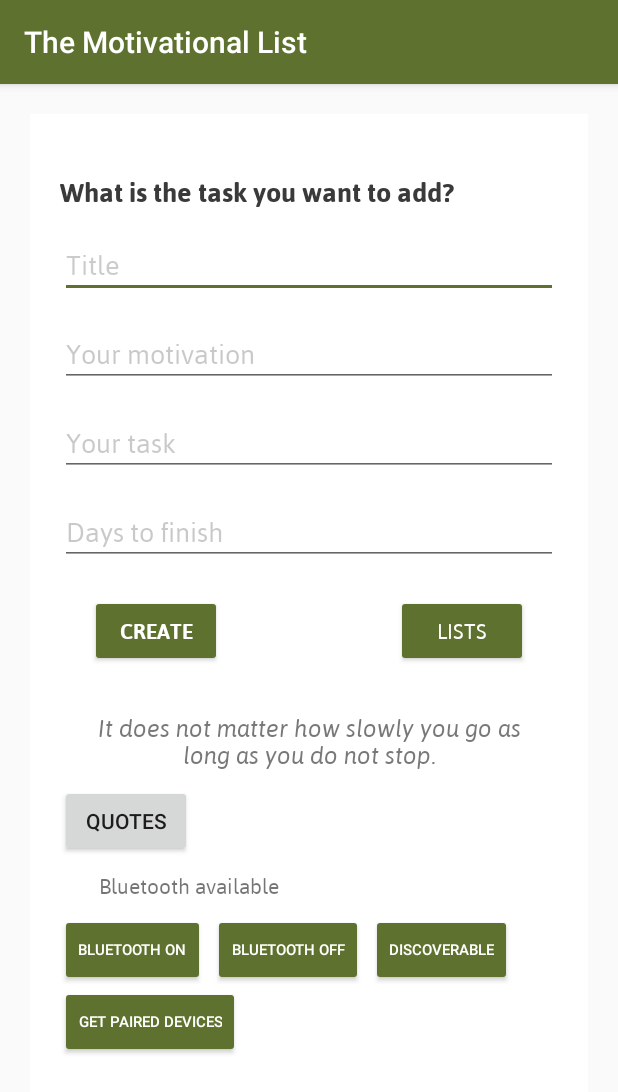
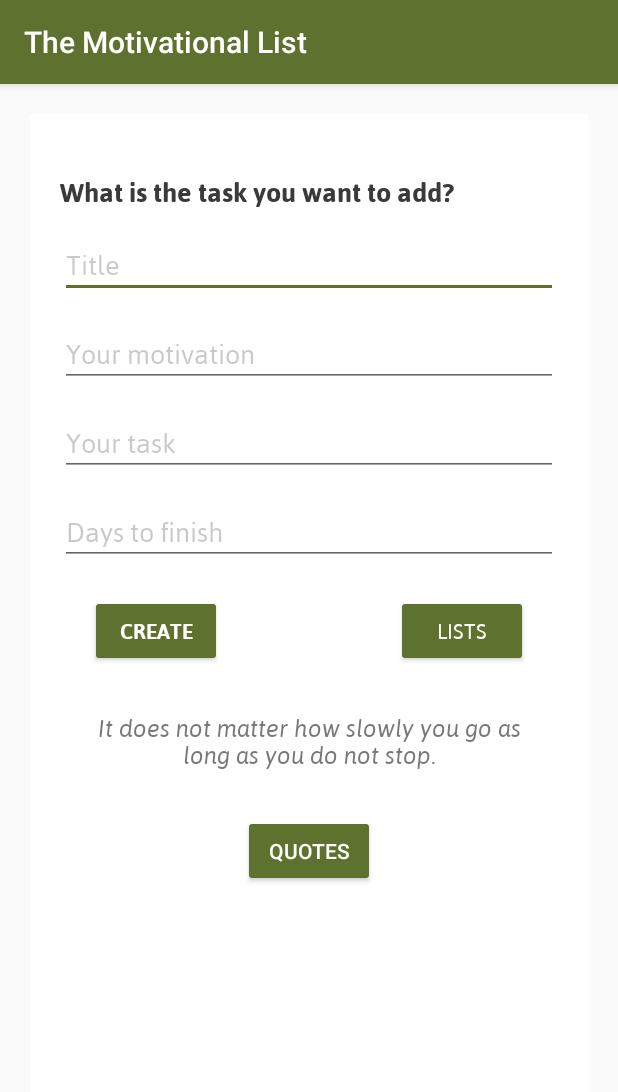
Before and after one commit to Mertyachting/BDD_Android_App, an Android app: the screen it shows after launch (MainActivity), on a phone screen of 412 x 824 dp. Shown: the top 1092 px of the screen. Run offline under Robolectric (Android 15) with nearby library versions, the phone set to English and light mode, and no system bars; libraries missing offline, so code that uses them is left out: app.akexorcist.bluetotohspp; 4 statements that could not run were skipped.

Commit message:
Layout :)

```diff
--- a/app/src/main/res/layout/activity_main.xml
+++ b/app/src/main/res/layout/activity_main.xml
@@ -107,12 +107,6 @@
     </LinearLayout>
 
     <LinearLayout
-        android:layout_width="wrap_content"
-        android:layout_height="wrap_content">
-
-    </LinearLayout>
-
-    <LinearLayout
         android:layout_width="match_parent"
         android:layout_height="wrap_content"
         android:orientation="horizontal">
@@ -138,104 +132,29 @@
         </RelativeLayout>
     </LinearLayout>
 
-    <Button
-        android:id="@+id/button_request"
-        android:layout_width="wrap_content"
-        android:layout_height="wrap_content"
-        android:layout_marginEnd="9dp"
-        android:text="Quotes" />
-
     <LinearLayout
         android:layout_width="match_parent"
         android:layout_height="wrap_content"
         android:orientation="horizontal">
 
         <RelativeLayout
-            android:layout_width="wrap_content"
-            android:layout_height="wrap_content"
-            android:padding="10dp">
+            android:layout_width="fill_parent"
+            android:layout_height="fill_parent">
 
-            <!--Display whether bluetooth is available or not-->
-            <TextView
-                android:id="@+id/statusBluetoothTv"
+            <Button
+                android:id="@+id/button_request"
+                style="@style/Base.Widget.AppCompat.Button.Colored"
                 android:layout_width="wrap_content"
                 android:layout_height="wrap_content"
-                android:layout_marginStart="16dp"
-                android:fontFamily="@font/asap"
-                android:text="@string/bluetooth" />
-
-            <!--Bluetooth icon (on/off)-->
-            <ImageView
-                android:id="@+id/bluetoothIv"
-                android:layout_width="10dp"
-                android:layout_height="10dp"
-                android:tint="#81000000" />
-
+                android:layout_centerInParent="true"
+                android:layout_marginStart="20dp"
+                android:layout_marginTop="20dp"
+                android:layout_marginEnd="20dp"
+                android:layout_marginBottom="20dp"
+                android:text="Quotes"
+                android:textAlignment="center" />
         </RelativeLayout>
-    </LinearLayout>
-
-    <LinearLayout
-        android:layout_width="match_parent"
-        android:layout_height="wrap_content"
-        android:orientation="horizontal">
-
-        <!--On Button-->
-        <Button
-            android:id="@+id/onBtn"
-            style="@style/Base.Widget.AppCompat.Button.Colored"
-            android:layout_width="wrap_content"
-            android:layout_height="wrap_content"
-            android:text="@string/on"
-            android:textSize="10sp" />
-
-        <!--Off btn-->
-        <Button
-            android:id="@+id/offBtn"
-            android:layout_width="wrap_content"
-            android:layout_height="wrap_content"
-            android:layout_marginStart="5dp"
-            android:text="@string/off"
-            style="@style/Base.Widget.AppCompat.Button.Colored"
-            android:textSize="10sp" />
-
-        <!--Discoverable button-->
-        <Button
-            android:id="@+id/discoverableBtn"
-            style="@style/Base.Widget.AppCompat.Button.Colored"
-            android:layout_width="wrap_content"
-            android:layout_height="wrap_content"
-            android:layout_marginStart="5dp"
-            android:text="@string/discoverable"
-            android:textSize="10sp" />
 
     </LinearLayout>
 
-
-    <LinearLayout
-        android:layout_width="match_parent"
-        android:layout_height="wrap_content"
-        android:orientation="horizontal">
-
-        <!--Get list of paired devices button-->
-        <Button
-            android:id="@+id/pairedBtn"
-            android:layout_width="wrap_content"
-            android:layout_height="wrap_content"
-            android:text="@string/paired_dev"
-            style="@style/Base.Widget.AppCompat.Button.Colored"
-            android:textSize="10sp" />
-
-        <TextView
-            android:id="@+id/pairedTv"
-            android:layout_width="match_parent"
-            android:layout_height="match_parent"
-            android:layout_marginStart="15dp"
-            android:layout_marginTop="5dp"
-            android:layout_marginEnd="15dp"
-            android:layout_marginBottom="5dp"
-            android:text=""
-            android:textColor="#000"
-            android:textSize="10sp" />
-    </LinearLayout>
-
 </LinearLayout>
```
